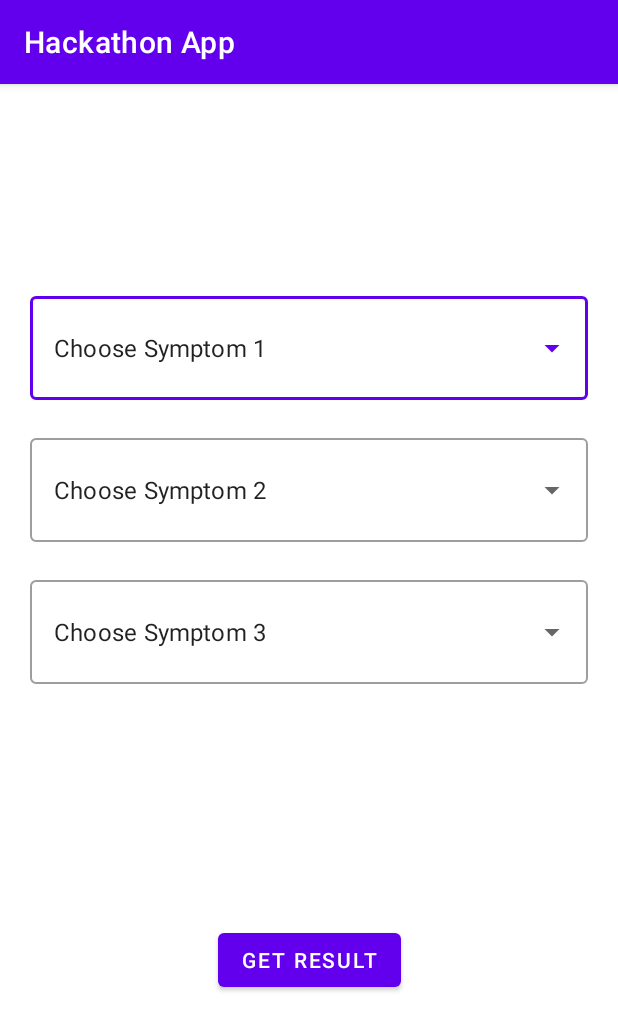
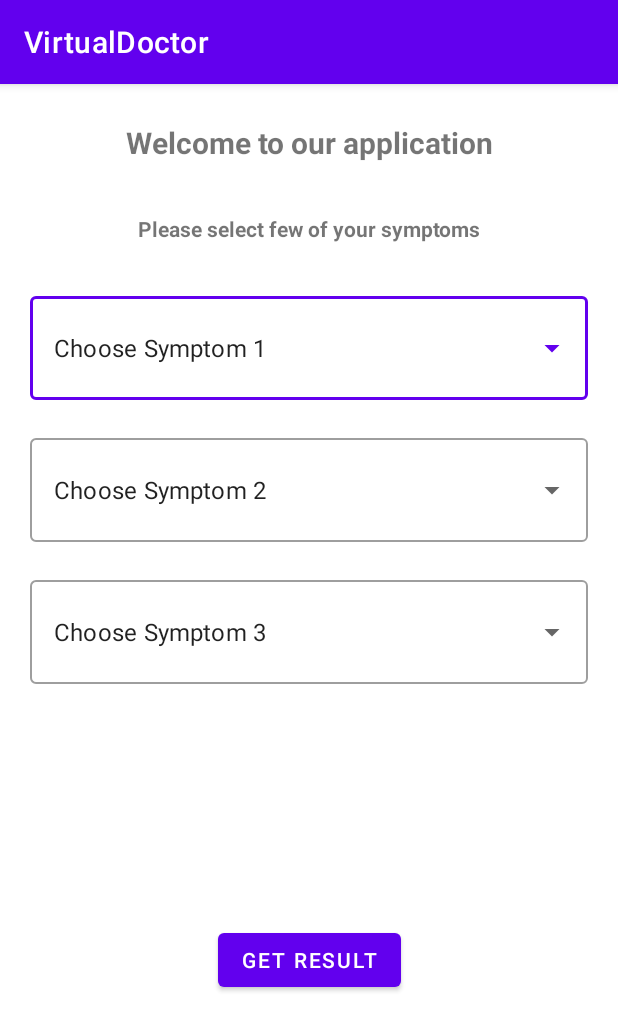
Before and after one commit to architjain2002/Hackathon-project, an Android app: the screen it shows after launch (MainActivity), on a phone screen of 412 x 824 dp. Shown: the top 1031 px of the screen. Run offline under Robolectric (Android 15) with nearby library versions, the phone set to English and light mode, and no system bars.

Commit message:
added the visuals and apk

```diff
--- a/root/frontend/app/build.gradle
+++ b/root/frontend/app/build.gradle
@@ -40,6 +40,7 @@ dependencies {
     implementation 'androidx.constraintlayout:constraintlayout:2.1.1'
     implementation 'com.squareup.retrofit2:retrofit:2.3.0'
     implementation 'com.squareup.retrofit2:converter-gson:2.3.0'
+    implementation 'com.google.android.gms:play-services-location:18.0.0'
     testImplementation 'junit:junit:4.+'
     androidTestImplementation 'androidx.test.ext:junit:1.1.3'
     androidTestImplementation 'androidx.test.espresso:espresso-core:3.4.0'
--- a/root/frontend/app/src/main/AndroidManifest.xml
+++ b/root/frontend/app/src/main/AndroidManifest.xml
@@ -2,6 +2,7 @@
 <manifest xmlns:android="http://schemas.android.com/apk/res/android"
     package="com.example.hackathonapp">
 <uses-permission android:name="android.permission.INTERNET"/>
+    <uses-permission android:name="android.permission.ACCESS_FINE_LOCATION" />
     <application
         android:allowBackup="true"
         android:icon="@mipmap/ic_launcher"
--- a/root/frontend/app/src/main/java/com/example/hackathonapp/MainActivity.kt
+++ b/root/frontend/app/src/main/java/com/example/hackathonapp/MainActivity.kt
@@ -1,13 +1,28 @@
 package com.example.hackathonapp
 
+import android.Manifest
+import android.content.Context
 import android.content.Intent
+import android.content.pm.PackageManager
+import android.location.Location
+import android.location.LocationManager
+import android.os.AsyncTask
 import androidx.appcompat.app.AppCompatActivity
 import android.os.Bundle
+import android.os.Looper
+import android.util.Log
+import android.view.View
+import android.webkit.WebSettings
+import android.webkit.WebView
 import android.widget.ArrayAdapter
 import android.widget.AutoCompleteTextView
 import android.widget.Toast
+import androidx.core.app.ActivityCompat
+import androidx.core.location.LocationManagerCompat
 import androidx.core.view.isVisible
+import com.google.android.gms.location.*
 import kotlinx.android.synthetic.main.activity_main.*
+import kotlinx.android.synthetic.main.dropdown_item.*
 import kotlinx.android.synthetic.main.result.*
 import retrofit2.Call
 import retrofit2.Callback
@@ -15,12 +30,14 @@ import retrofit2.Response
 import retrofit2.Retrofit
 import retrofit2.converter.gson.GsonConverterFactory
 import okhttp3.OkHttpClient
+import org.json.JSONObject
+import java.net.URL
 import java.util.concurrent.TimeUnit
 
 
 class MainActivity : AppCompatActivity() {
     private var retrofitInterface: RetrofitInterface? = null
-    private val BASE_URL = "http://10.0.2.2:3000"
+    private val BASE_URL = "http://192.168.29.166:3000"
     var client = OkHttpClient.Builder()
         .connectTimeout(100, TimeUnit.SECONDS)
         .readTimeout(100, TimeUnit.SECONDS).build()
@@ -47,7 +64,6 @@ class MainActivity : AppCompatActivity() {
         autocompleteTV.setAdapter(arrayAdapter1)
         autocompleteTV2.setAdapter(arrayAdapter2)
         autocompleteTV3.setAdapter(arrayAdapter3)
-
         button.setOnClickListener {
             progressBar.isVisible = true
             textView6.isVisible = true
@@ -79,6 +95,9 @@ class MainActivity : AppCompatActivity() {
                     textView2.text = "Precautions that you can take :-\n"+rep!!.precautions_1 + "\n" + rep.precautions_2 + "\n" + rep.precautions_3 + "\n" + rep.precautions_4
                     textView3.text = "Disease:-\n"+rep.disease
                     textView4.text = "Description of the disease:-\n"+rep.description
+                    val webSettings = webView.settings
+                    webSettings.javaScriptEnabled = true
+                    webView.loadUrl("https://en.m.wikipedia.org/wiki/${rep.disease}")
                     Toast.makeText(this@MainActivity,"Successfully added",Toast.LENGTH_SHORT).show()
                 }else{
                     Toast.makeText(this@MainActivity,"Some error occured", Toast.LENGTH_SHORT).show()
--- a/root/frontend/app/src/main/res/layout/activity_main.xml
+++ b/root/frontend/app/src/main/res/layout/activity_main.xml
@@ -129,4 +129,31 @@
         app:layout_constraintStart_toStartOf="parent"
         app:layout_constraintTop_toBottomOf="@+id/textInputLayout3" />
 
+    <TextView
+        android:id="@+id/textView8"
+        android:layout_width="280dp"
+        android:layout_height="32dp"
+        android:text="Welcome to our application"
+        android:textAlignment="center"
+        android:textSize="20sp"
+        android:textStyle="bold"
+        app:layout_constraintBottom_toTopOf="@+id/textView9"
+        app:layout_constraintEnd_toEndOf="parent"
+        app:layout_constraintHorizontal_bias="0.5"
+        app:layout_constraintStart_toStartOf="parent"
+        app:layout_constraintTop_toTopOf="parent" />
+
+    <TextView
+        android:id="@+id/textView9"
+        android:layout_width="291dp"
+        android:layout_height="28dp"
+        android:gravity="center"
+        android:text="Please select few of your symptoms"
+        android:textStyle="bold"
+        app:layout_constraintBottom_toTopOf="@+id/textInputLayout"
+        app:layout_constraintEnd_toEndOf="parent"
+        app:layout_constraintHorizontal_bias="0.5"
+        app:layout_constraintStart_toStartOf="parent"
+        app:layout_constraintTop_toBottomOf="@+id/textView8" />
+
 </androidx.constraintlayout.widget.ConstraintLayout>
--- a/root/frontend/app/src/main/res/values/strings.xml
+++ b/root/frontend/app/src/main/res/values/strings.xml
@@ -1,5 +1,5 @@
 <resources>
-    <string name="app_name">Hackathon App</string>
+    <string name="app_name">VirtualDoctor</string>
     <string-array name="symptom1">
         <item>itching</item>
         <item>skin_rash</item>
```
Also changed, not shown: root/frontend/app/src/main/res/layout/result.xml (+19 -4 lines), 5 other files.
